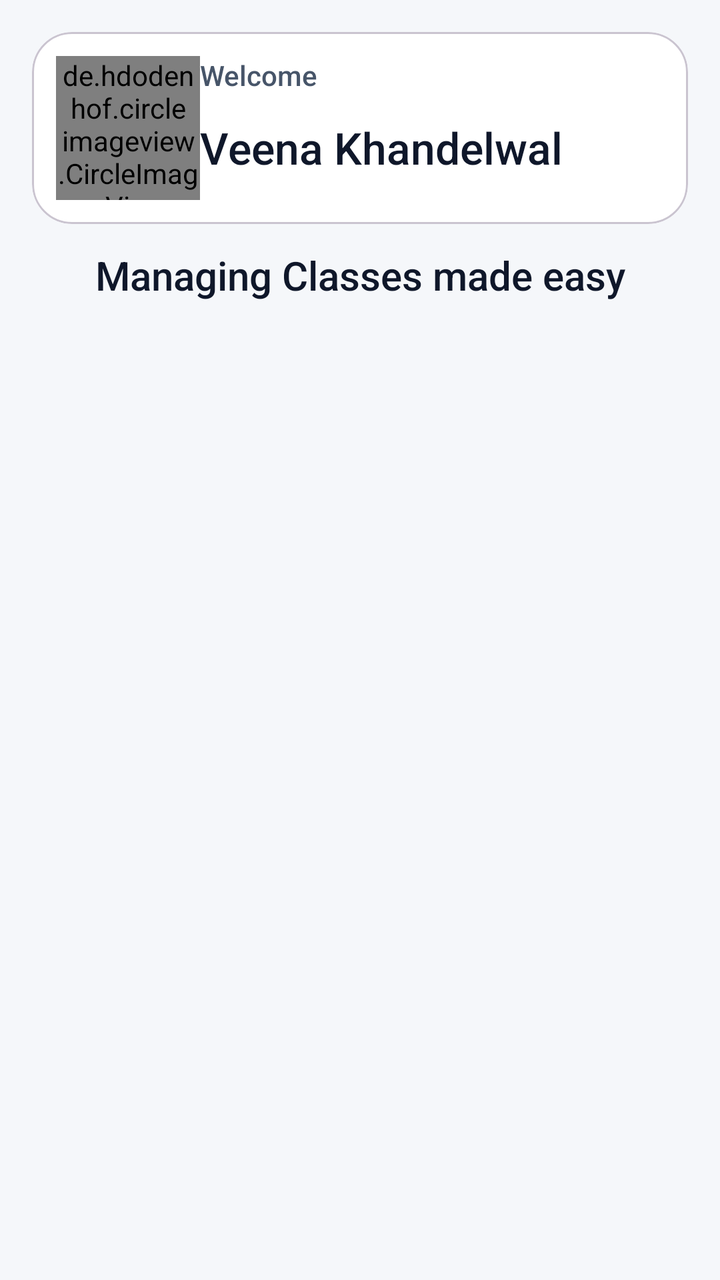
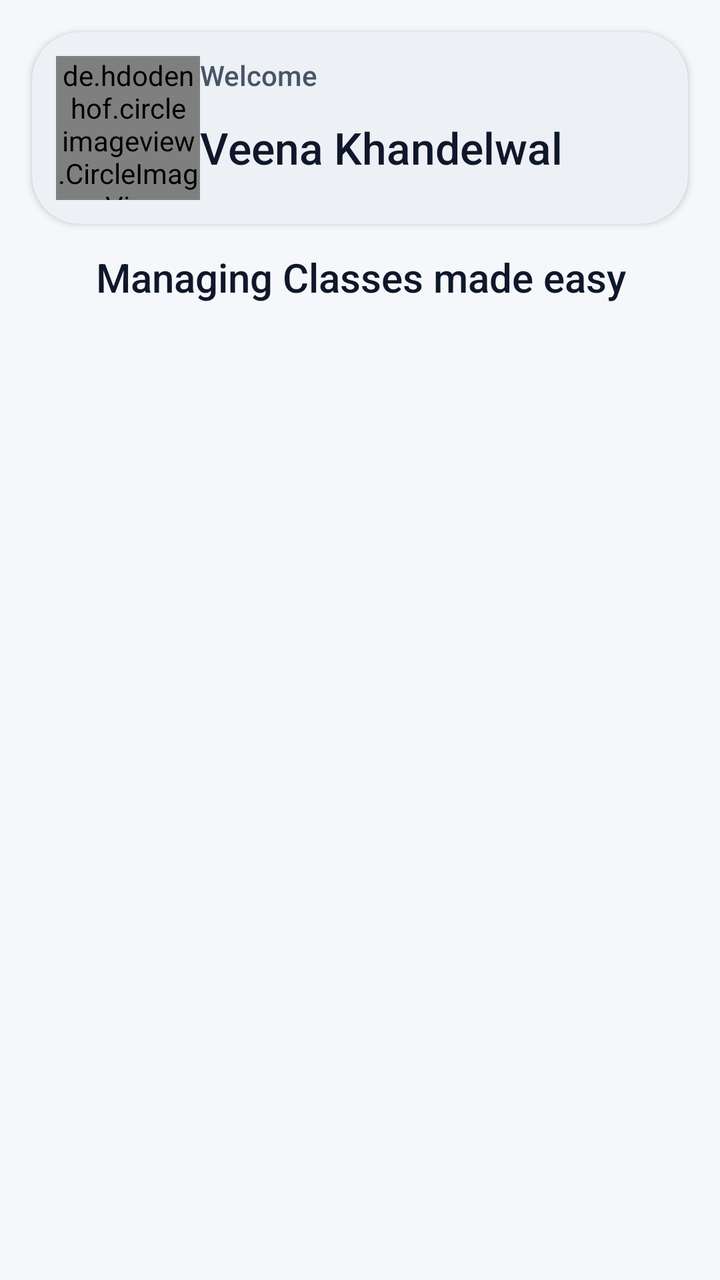

Compare the two renders of this Android layout. The source of the first and the diff that turns it into the second are given below.
<!-- AndroidManifest.xml: application theme Theme.Reater -->
<!-- res/layout/fragment_teacher_home.xml -->
<?xml version="1.0" encoding="utf-8"?>
<androidx.constraintlayout.widget.ConstraintLayout
    xmlns:android="http://schemas.android.com/apk/res/android"
    xmlns:app="http://schemas.android.com/apk/res-auto"
    xmlns:tools="http://schemas.android.com/tools"
    android:layout_width="match_parent"
    android:layout_height="match_parent"
    android:background="?android:attr/colorBackground"
    tools:context=".teacherapp.fragments.TeacherHomeFragment"

    >

    <com.google.android.material.card.MaterialCardView
        android:id="@+id/materialCardView3"
        android:layout_width="0dp"
        android:layout_height="wrap_content"
        android:layout_marginStart="16dp"
        android:layout_marginTop="16dp"
        android:layout_marginEnd="16dp"
        app:cardCornerRadius="20dp"
        app:cardElevation="0dp"
        app:layout_constraintEnd_toEndOf="parent"
        app:layout_constraintStart_toStartOf="parent"
        app:layout_constraintTop_toTopOf="parent"
        app:strokeWidth="1dp">

        <androidx.constraintlayout.widget.ConstraintLayout
            android:layout_width="match_parent"
            android:layout_height="wrap_content"
            android:padding="12dp">

            <TextView
                android:id="@+id/textView59"
                android:layout_width="0dp"
                android:layout_height="wrap_content"
                android:fontFamily="sans-serif-medium"
                android:text="Welcome"
                android:textColor="?attr/colorOnSurfaceVariant"
                android:textSize="14sp"
                app:layout_constraintEnd_toEndOf="parent"
                app:layout_constraintStart_toEndOf="@+id/teacher_home_image"
                app:layout_constraintTop_toTopOf="parent" />

            <de.hdodenhof.circleimageview.CircleImageView
                android:id="@+id/teacher_home_image"
                android:layout_width="72dp"
                android:layout_height="72dp"
                android:src="@drawable/studymaterical"
                app:civ_border_color="@color/colorPrimary"
                app:civ_border_width="1dp"
                app:layout_constraintBottom_toBottomOf="parent"
                app:layout_constraintStart_toStartOf="parent"
                app:layout_constraintTop_toTopOf="parent" />

            <TextView
                android:id="@+id/teacher_home_name"
                android:layout_width="0dp"
                android:layout_height="wrap_content"
                android:fontFamily="sans-serif-medium"
                android:text="Veena Khandelwal"
                android:textColor="?attr/colorOnSurface"
                android:textSize="22sp"
                app:layout_constraintBottom_toBottomOf="@+id/teacher_home_image"
                app:layout_constraintEnd_toEndOf="parent"
                app:layout_constraintStart_toEndOf="@+id/teacher_home_image"
                app:layout_constraintTop_toBottomOf="@+id/textView59" />
        </androidx.constraintlayout.widget.ConstraintLayout>
    </com.google.android.material.card.MaterialCardView>

    <TextView
        android:id="@+id/textView68"
        android:layout_width="0dp"
        android:layout_height="wrap_content"
        android:layout_marginTop="12dp"
        android:fontFamily="sans-serif-medium"
        android:gravity="center"
        android:text="Managing Classes made easy"
        android:textColor="?attr/colorOnSurface"
        android:textSize="20sp"
        app:layout_constraintEnd_toEndOf="parent"
        app:layout_constraintStart_toStartOf="parent"
        app:layout_constraintTop_toBottomOf="@+id/materialCardView3" />

    <androidx.recyclerview.widget.RecyclerView

        android:id="@+id/TeacherHomeRV"
        android:layout_width="0dp"
        android:layout_height="0dp"
        android:layout_marginStart="8dp"
        android:layout_marginTop="8dp"
        android:layout_marginEnd="8dp"
        android:clipToPadding="false"
        android:paddingBottom="16dp"
        app:layout_constraintBottom_toBottomOf="parent"
        app:layout_constraintEnd_toEndOf="parent"
        app:layout_constraintHorizontal_bias="1.0"
        app:layout_constraintStart_toStartOf="parent"
        app:layout_constraintTop_toBottomOf="@+id/textView68"
        app:layout_constraintVertical_bias="0.0" />
</androidx.constraintlayout.widget.ConstraintLayout>
<!-- resources referenced by this layout -->
<resources>
  <color name="colorPrimary">#1976D2</color>
  <!-- drawable studymaterical: jpg bitmap (drawable-v24, 153842 bytes) -->
  <style name="Theme.Reater" parent="Theme.Material3.DayNight.NoActionBar">
          
          <item name="colorPrimary">@color/iiitu_navy</item>
          <item name="colorOnPrimary">@color/iiitu_white</item>
          <item name="colorPrimaryContainer">@color/iiitu_navy_light</item>
          <item name="colorOnPrimaryContainer">@color/iiitu_white</item>
          <item name="colorSecondary">@color/iiitu_accent</item>
          <item name="colorOnSecondary">@color/iiitu_white</item>
          <item name="colorSecondaryContainer">@color/iiitu_navy_dark</item>
          <item name="colorOnSecondaryContainer">@color/iiitu_white</item>
          <item name="colorTertiary">@color/iiitu_gold</item>
          <item name="colorOnTertiary">@color/iiitu_navy_dark</item>
          <item name="colorTertiaryContainer">@color/iiitu_gold_light</item>
          <item name="colorOnTertiaryContainer">@color/iiitu_navy</item>
          <item name="colorError">@color/colorError</item>
          <item name="colorOnError">@color/colorOnError</item>
          <item name="colorSurface">@color/iiitu_white</item>
          <item name="colorOnSurface">@color/premium_text_primary</item>
          <item name="colorSurfaceVariant">@color/iiitu_light_bg</item>
          <item name="colorOnSurfaceVariant">@color/premium_text_secondary</item>
  
          
          <item name="android:colorBackground">@color/iiitu_light_bg</item>
          <item name="android:statusBarColor" tools:targetApi="l">@color/iiitu_navy</item>
  
          
          <item name="android:fontFamily">sans-serif</item>
      </style>
  <color name="iiitu_navy">#003366</color>
  <color name="iiitu_white">#FFFFFF</color>
  <color name="iiitu_navy_light">#004488</color>
  <color name="iiitu_accent">#0066CC</color>
  <color name="iiitu_navy_dark">#002244</color>
  <color name="iiitu_gold">#FFB81C</color>
  <color name="iiitu_gold_light">#FFC94D</color>
  <color name="colorError">#D32F2F</color>
  <color name="colorOnError">#FFFFFF</color>
  <color name="premium_text_primary">#0F172A</color>
  <color name="iiitu_light_bg">#F5F7FA</color>
  <color name="premium_text_secondary">#475569</color>
</resources>

<!-- the commit's change to res/layout/fragment_teacher_home.xml (unified diff, before → after) -->
@@ -17,12 +17,12 @@
         android:layout_marginStart="16dp"
         android:layout_marginTop="16dp"
         android:layout_marginEnd="16dp"
-        app:cardCornerRadius="20dp"
-        app:cardElevation="0dp"
+        app:cardCornerRadius="24dp"
+        app:cardElevation="2dp"
         app:layout_constraintEnd_toEndOf="parent"
         app:layout_constraintStart_toStartOf="parent"
         app:layout_constraintTop_toTopOf="parent"
-        app:strokeWidth="1dp">
+        app:strokeWidth="0dp">
 
         <androidx.constraintlayout.widget.ConstraintLayout
             android:layout_width="match_parent"
@@ -69,8 +69,8 @@
 
     <TextView
         android:id="@+id/textView68"
-        android:layout_width="0dp"
-        android:layout_height="wrap_content"
+        android:layout_width="414dp"
+        android:layout_height="29dp"
         android:layout_marginTop="12dp"
         android:fontFamily="sans-serif-medium"
         android:gravity="center"
